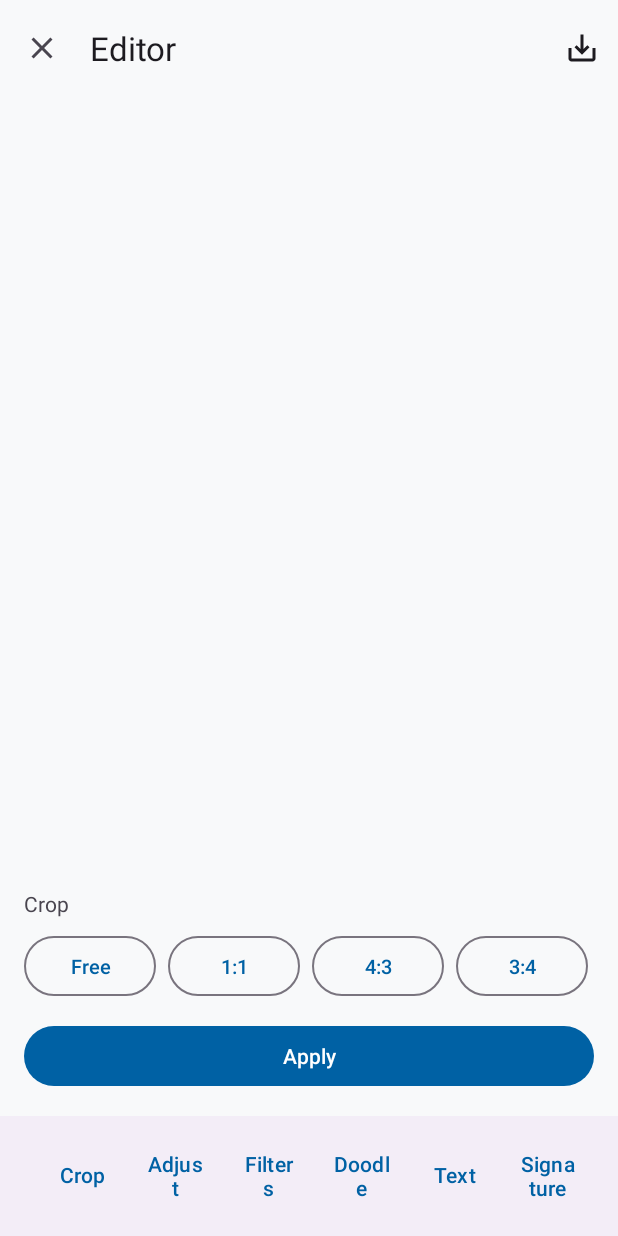
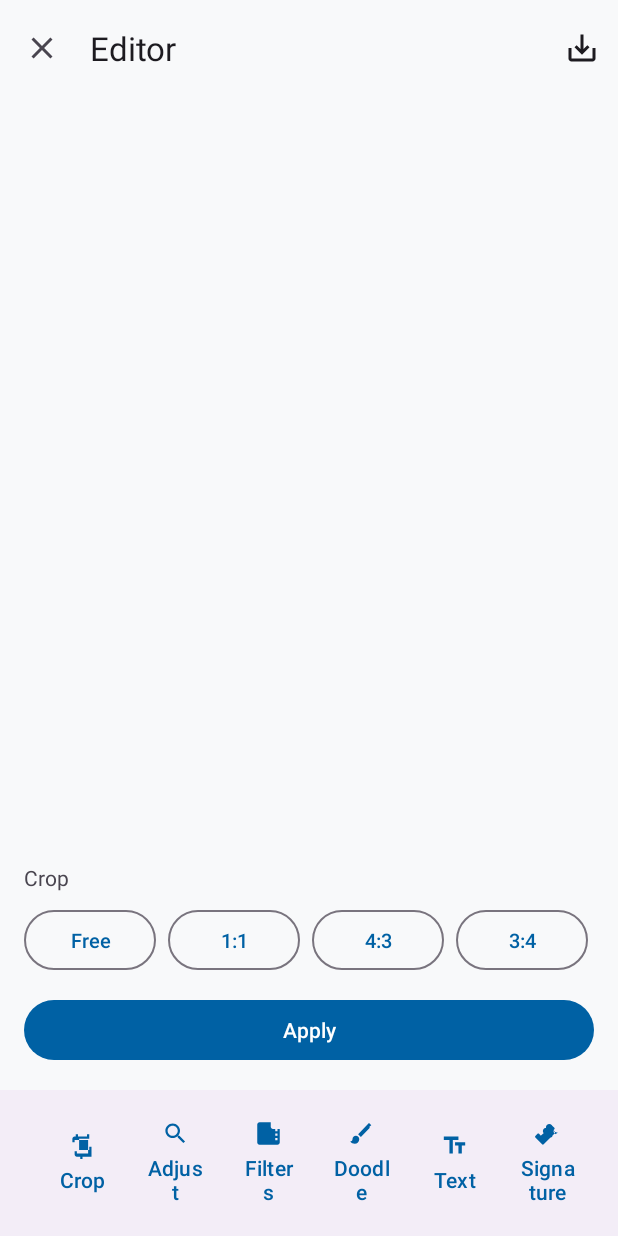
Before and after one commit to i-am-sleepy/Free-pdf-manager, an Android app: the EditActivity screen opened directly, with no data from a screen before it, after a tap on "Crop", on a phone screen of 412 x 824 dp. Run offline under Robolectric (Android 15) with nearby library versions, the phone set to English and light mode, and no system bars; our stand-ins replace Dagger/Hilt's generated code; 2 statements that could not run were skipped.

Commit message:
fix layouts: Material3.Button (no FilledButton variant), app:iconGravity/app:icon on MaterialButton

```diff
--- a/app/src/main/res/layout/activity_builder.xml
+++ b/app/src/main/res/layout/activity_builder.xml
@@ -141,7 +141,7 @@
                 android:layout_width="match_parent"
                 android:layout_height="wrap_content"
                 android:layout_marginTop="12dp"
-                android:icon="@drawable/ic_image_to_pdf"
+                app:icon="@drawable/ic_image_to_pdf"
                 android:text="@string/add_images"
                 android:visibility="gone" />
         </LinearLayout>
@@ -152,7 +152,7 @@
         android:layout_width="0dp"
         android:layout_height="wrap_content"
         android:layout_margin="16dp"
-        android:icon="@drawable/ic_save"
+        app:icon="@drawable/ic_save"
         android:text="@string/build_pdf"
         app:layout_constraintBottom_toBottomOf="parent"
         app:layout_constraintEnd_toEndOf="parent"
--- a/app/src/main/res/layout/activity_edit.xml
+++ b/app/src/main/res/layout/activity_edit.xml
@@ -51,9 +51,9 @@
                 android:layout_width="0dp"
                 android:layout_height="wrap_content"
                 android:layout_weight="1"
-                android:icon="@drawable/ic_crop"
+                app:icon="@drawable/ic_crop"
                 android:text="@string/edit_crop"
-                android:iconGravity="top"
+                app:iconGravity="top"
                 android:paddingTop="8dp"
                 android:paddingBottom="8dp" />
 
@@ -63,9 +63,9 @@
                 android:layout_width="0dp"
                 android:layout_height="wrap_content"
                 android:layout_weight="1"
-                android:icon="@drawable/ic_adjust"
+                app:icon="@drawable/ic_adjust"
                 android:text="@string/edit_adjust"
-                android:iconGravity="top"
+                app:iconGravity="top"
                 android:paddingTop="8dp"
                 android:paddingBottom="8dp" />
 
@@ -75,9 +75,9 @@
                 android:layout_width="0dp"
                 android:layout_height="wrap_content"
                 android:layout_weight="1"
-                android:icon="@drawable/ic_filter"
+                app:icon="@drawable/ic_filter"
                 android:text="@string/edit_filters"
-                android:iconGravity="top"
+                app:iconGravity="top"
                 android:paddingTop="8dp"
                 android:paddingBottom="8dp" />
 
@@ -87,9 +87,9 @@
                 android:layout_width="0dp"
                 android:layout_height="wrap_content"
                 android:layout_weight="1"
-                android:icon="@drawable/ic_brush"
+                app:icon="@drawable/ic_brush"
                 android:text="@string/edit_doodle"
-                android:iconGravity="top"
+                app:iconGravity="top"
                 android:paddingTop="8dp"
                 android:paddingBottom="8dp" />
 
@@ -99,9 +99,9 @@
                 android:layout_width="0dp"
                 android:layout_height="wrap_content"
                 android:layout_weight="1"
-                android:icon="@drawable/ic_text"
+                app:icon="@drawable/ic_text"
                 android:text="@string/edit_text"
-                android:iconGravity="top"
+                app:iconGravity="top"
                 android:paddingTop="8dp"
                 android:paddingBottom="8dp" />
 
@@ -111,9 +111,9 @@
                 android:layout_width="0dp"
                 android:layout_height="wrap_content"
                 android:layout_weight="1"
-                android:icon="@drawable/ic_signature"
+                app:icon="@drawable/ic_signature"
                 android:text="@string/edit_signature"
-                android:iconGravity="top"
+                app:iconGravity="top"
                 android:paddingTop="8dp"
                 android:paddingBottom="8dp" />
         </LinearLayout>
@@ -148,7 +148,7 @@
 
         <com.google.android.material.button.MaterialButton
             android:id="@+id/btnApplyCrop"
-            style="@style/Widget.Material3.Button.FilledButton"
+            style="@style/Widget.Material3.Button"
             android:layout_width="match_parent"
             android:layout_height="wrap_content"
             android:layout_marginTop="12dp"
@@ -219,7 +219,7 @@
 
         <com.google.android.material.button.MaterialButton
             android:id="@+id/btnApplyAdjust"
-            style="@style/Widget.Material3.Button.FilledButton"
+            style="@style/Widget.Material3.Button"
             android:layout_width="match_parent"
             android:layout_height="wrap_content"
             android:layout_marginTop="16dp"
@@ -298,7 +298,7 @@
 
             <com.google.android.material.button.MaterialButton
                 android:id="@+id/btnDoodleApply"
-                style="@style/Widget.Material3.Button.FilledButton"
+                style="@style/Widget.Material3.Button"
                 android:layout_width="wrap_content"
                 android:layout_height="wrap_content"
                 android:layout_marginStart="8dp"
@@ -351,7 +351,7 @@
 
         <com.google.android.material.button.MaterialButton
             android:id="@+id/btnApplyText"
-            style="@style/Widget.Material3.Button.FilledButton"
+            style="@style/Widget.Material3.Button"
             android:layout_width="match_parent"
             android:layout_height="wrap_content"
             android:layout_marginTop="8dp"
@@ -401,7 +401,7 @@
 
             <com.google.android.material.button.MaterialButton
                 android:id="@+id/btnSignatureApply"
-                style="@style/Widget.Material3.Button.FilledButton"
+                style="@style/Widget.Material3.Button"
                 android:layout_width="wrap_content"
                 android:layout_height="wrap_content"
                 android:layout_marginStart="8dp"
--- a/app/src/main/res/layout/activity_reader.xml
+++ b/app/src/main/res/layout/activity_reader.xml
@@ -46,7 +46,7 @@
             android:layout_width="wrap_content"
             android:layout_height="wrap_content"
             android:contentDescription="@string/reader_zoom_out"
-            android:icon="@drawable/ic_zoom_out" />
+            app:icon="@drawable/ic_zoom_out" />
 
         <TextView
             android:id="@+id/tvPage"
@@ -63,7 +63,7 @@
             android:layout_width="wrap_content"
             android:layout_height="wrap_content"
             android:contentDescription="@string/reader_zoom_in"
-            android:icon="@drawable/ic_zoom_in" />
+            app:icon="@drawable/ic_zoom_in" />
 
         <com.google.android.material.button.MaterialButton
             android:id="@+id/btnToc"
@@ -71,7 +71,7 @@
             android:layout_width="wrap_content"
             android:layout_height="wrap_content"
             android:contentDescription="@string/reader_toc"
-            android:icon="@drawable/ic_toc" />
+            app:icon="@drawable/ic_toc" />
     </LinearLayout>
 
     <com.google.android.material.progressindicator.CircularProgressIndicator
--- a/app/src/main/res/layout/activity_scan.xml
+++ b/app/src/main/res/layout/activity_scan.xml
@@ -51,7 +51,7 @@
             android:layout_width="wrap_content"
             android:layout_height="wrap_content"
             android:layout_marginTop="24dp"
-            android:icon="@drawable/ic_scan"
+            app:icon="@drawable/ic_scan"
             android:text="@string/scan_start" />
     </LinearLayout>
 
@@ -107,12 +107,12 @@
 
             <com.google.android.material.button.MaterialButton
                 android:id="@+id/btnSavePdf"
-                style="@style/Widget.Material3.Button.FilledButton"
+                style="@style/Widget.Material3.Button"
                 android:layout_width="0dp"
                 android:layout_height="wrap_content"
                 android:layout_weight="1"
                 android:layout_marginStart="8dp"
-                android:icon="@drawable/ic_save"
+                app:icon="@drawable/ic_save"
                 android:text="@string/scan_save_pdf" />
         </LinearLayout>
     </LinearLayout>
```
